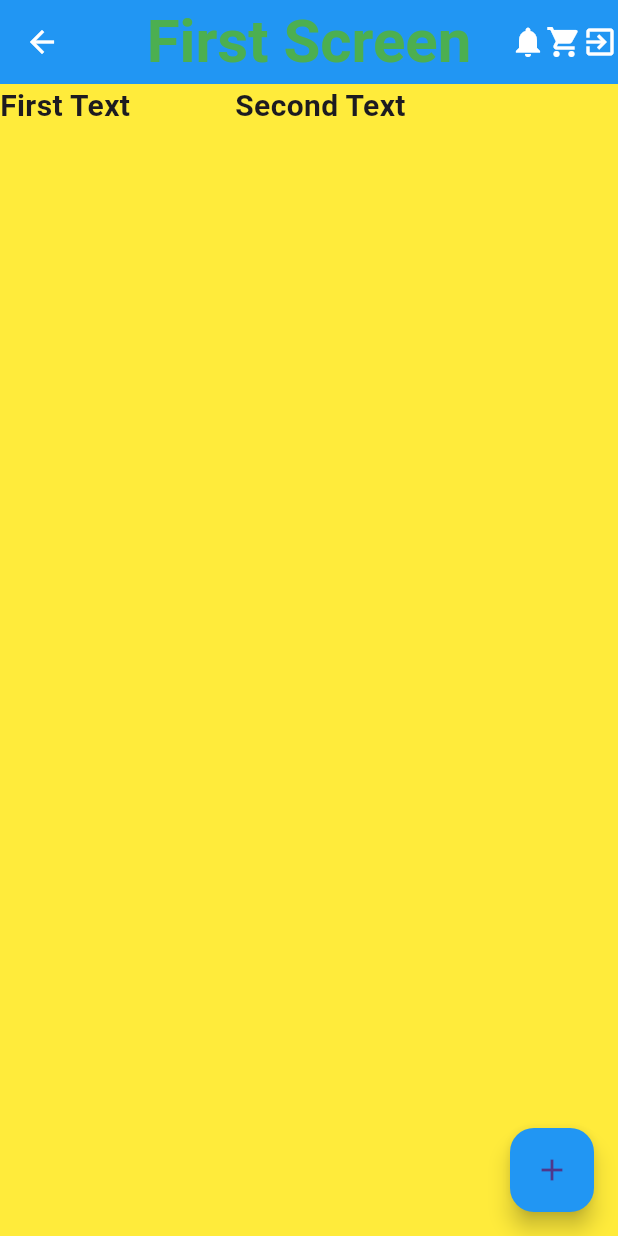
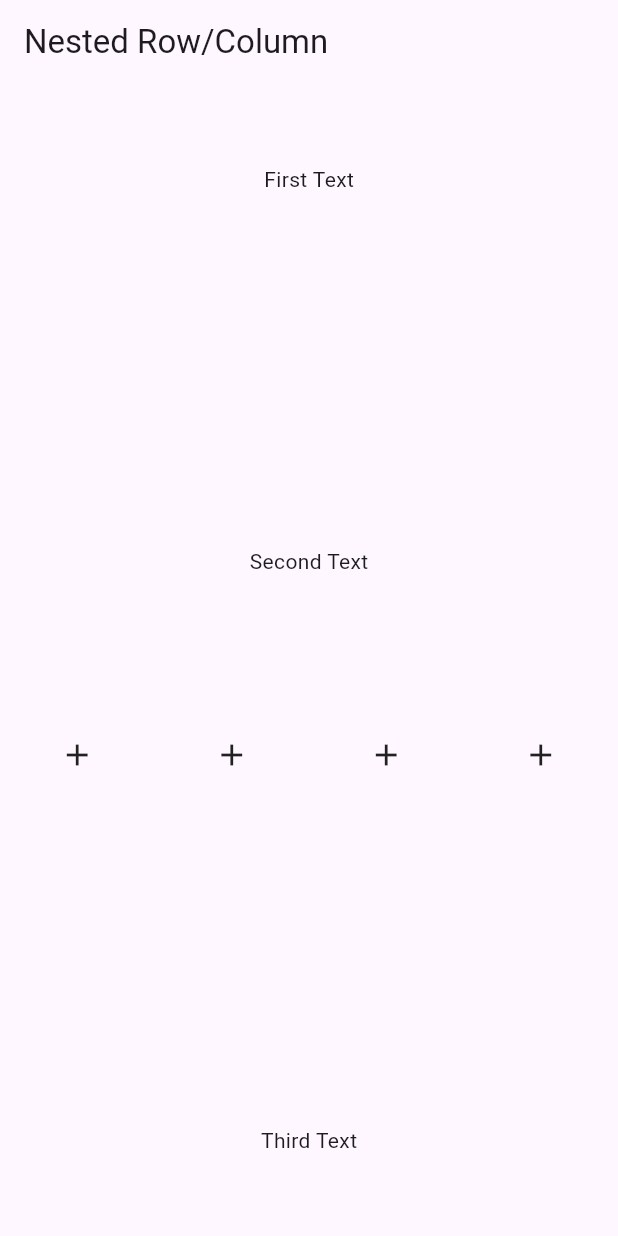
Before and after one commit to MuhammadAliKust/Usman-Project, a Flutter app: the screen it shows after launch, on a phone screen of 412 x 824 dp. Run offline on Flutter 3.47's test engine with Material 3 defaults, Android fonts, the phone set to English and light mode, and no system bars.

Commit message:
Nested Row/Column Done

```diff
--- a/lib/main.dart
+++ b/lib/main.dart
@@ -1,4 +1,6 @@
 import 'package:flutter/material.dart';
+
+import 'nested_row_column.dart';
 
 void main() {
   runApp(MyApp());
@@ -10,46 +12,7 @@ class MyApp extends StatelessWidget {
   @override
   Widget build(BuildContext context) {
     return MaterialApp(
-      home: Scaffold(
-        backgroundColor: Colors.yellow,
-        appBar: AppBar(
-          title: Text(
-            'First Screen',
-            style: TextStyle(
-                fontSize: 40, fontWeight: FontWeight.bold, color: Colors.green),
-          ),
-          centerTitle: true,
-          backgroundColor: Colors.blue,
-          leading: Icon(
-            Icons.arrow_back,
-            color: Colors.white,
-          ),
-          actions: [
-            Icon(
-              Icons.notifications,
-              color: Colors.white,
-            ),
-            Icon(
-              Icons.shopping_cart,
-              color: Colors.white,
-            ),
-            Icon(
-              Icons.exit_to_app,
-              color: Colors.white,
-            ),
-          ],
-        ),
-        body: Row(children: [
-          Text('First Text',style: TextStyle(fontSize: 20,fontWeight: FontWeight.bold),),
-          SizedBox(width: 70,),
-          Text('Second Text',style: TextStyle(fontSize: 20,fontWeight: FontWeight.bold),),
-        ],),
-        floatingActionButton: FloatingActionButton(
-          onPressed: () {},
-          child: Icon(Icons.add),
-          backgroundColor: Colors.blue,
-        ),
-      ),
+      home: NestedRowColumnView(),
     );
   }
 }
--- /dev/null
+++ b/lib/nested_row_column.dart
@@ -0,0 +1,37 @@
+import 'package:flutter/material.dart';
+
+class NestedRowColumnView extends StatelessWidget {
+  const NestedRowColumnView({super.key});
+
+  @override
+  Widget build(BuildContext context) {
+    return Scaffold(
+      appBar: AppBar(
+        title: Text("Nested Row/Column"),
+      ),
+      body: Column(
+        mainAxisAlignment: MainAxisAlignment.spaceAround,
+        children: [
+          Text("First Text"),
+          SizedBox(
+            height: 20,
+          ),
+          Text("Second Text"),
+          Row(
+            mainAxisAlignment: MainAxisAlignment.spaceAround,
+            children: [
+              Icon(Icons.add),
+              Icon(Icons.add),
+              Icon(Icons.add),
+              Icon(Icons.add),
+            ],
+          ),
+          SizedBox(
+            height: 20,
+          ),
+          Text("Third Text"),
+        ],
+      ),
+    );
+  }
+}
--- a/pubspec.yaml
+++ b/pubspec.yaml
@@ -45,7 +45,7 @@ dev_dependencies:
   # activated in the `analysis_options.yaml` file located at the root of your
   # package. See that file for information about deactivating specific lint
   # rules and activating additional ones.
-  flutter_lints: ^4.0.0
+#  flutter_lints: ^4.0.0
 
 # For information on the generic Dart part of this file, see the
 # following page: https://dart.dev/tools/pub/pubspec
```
Also changed, not shown: pubspec.lock.
